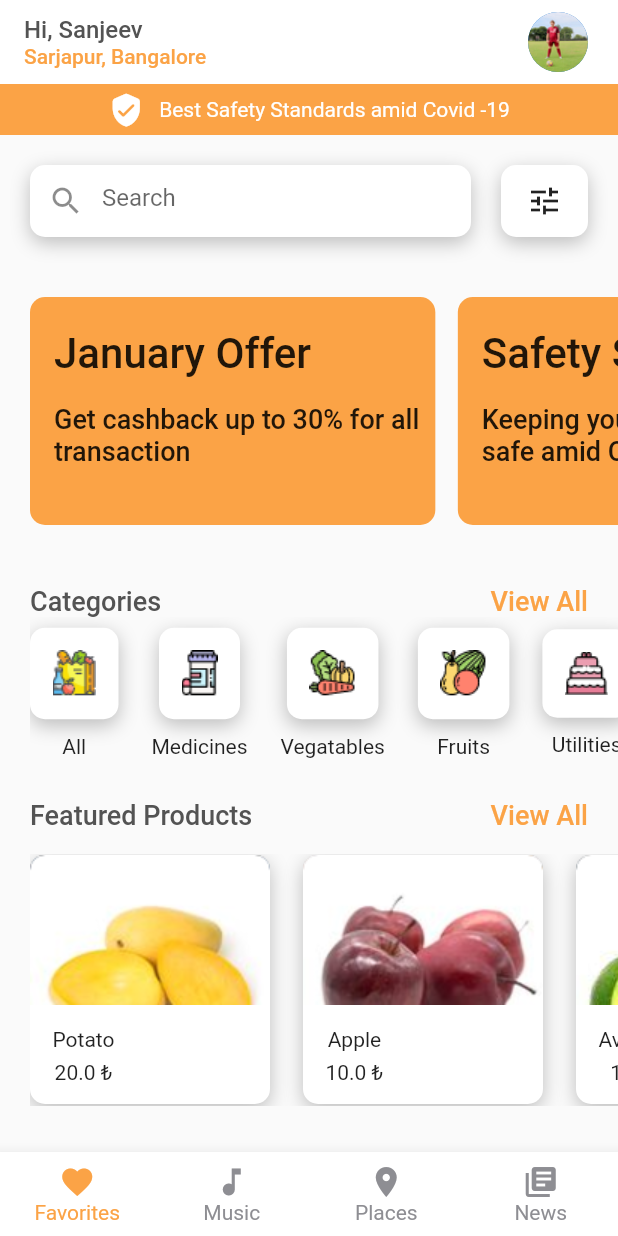
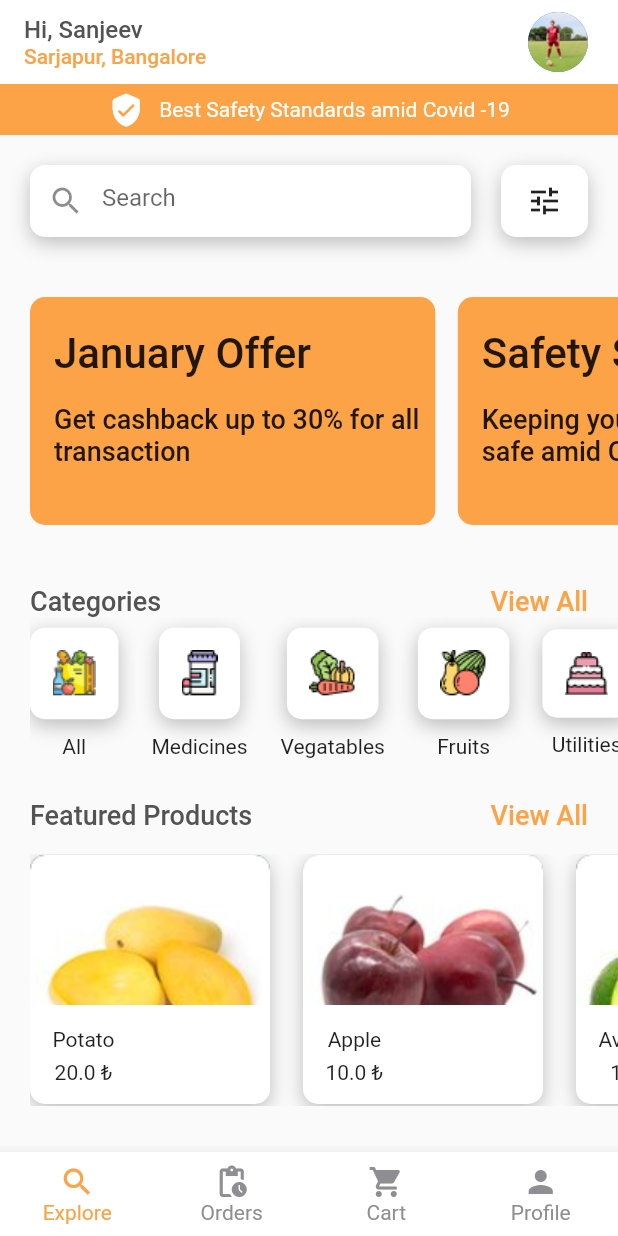
Before and after one commit to turan1302/flutter-commerce, a Flutter app: the screen it shows after launch, on a phone screen of 412 x 824 dp. Run offline on Flutter 3.47's test engine with Material 2 defaults, Android fonts, the phone set to English and light mode, and no system bars.

Commit message:
Bottombar kısmı özelleştirildi

```diff
--- a/lib/widget/bottomBar.dart
+++ b/lib/widget/bottomBar.dart
@@ -20,20 +20,20 @@ class _BottomBarState extends State<BottomBar> {
       unselectedFontSize: 14,
       items: [
         BottomNavigationBarItem(
-          label: "Favorites",
-          icon: Icon(Icons.favorite),
+          label: "Explore",
+          icon: Icon(Icons.search),
         ),
         BottomNavigationBarItem(
-          label: "Music",
-          icon: Icon(Icons.music_note),
+          label: "Orders",
+          icon: Icon(Icons.pending_actions),
         ),
         BottomNavigationBarItem(
-          label: "Places",
-          icon: Icon(Icons.location_on),
+          label: "Cart",
+          icon: Icon(Icons.shopping_cart),
         ),
         BottomNavigationBarItem(
-          label: "News",
-          icon: Icon(Icons.library_books),
+          label: "Profile",
+          icon: Icon(Icons.person),
         ),
       ],
       onTap: (value) {
```
